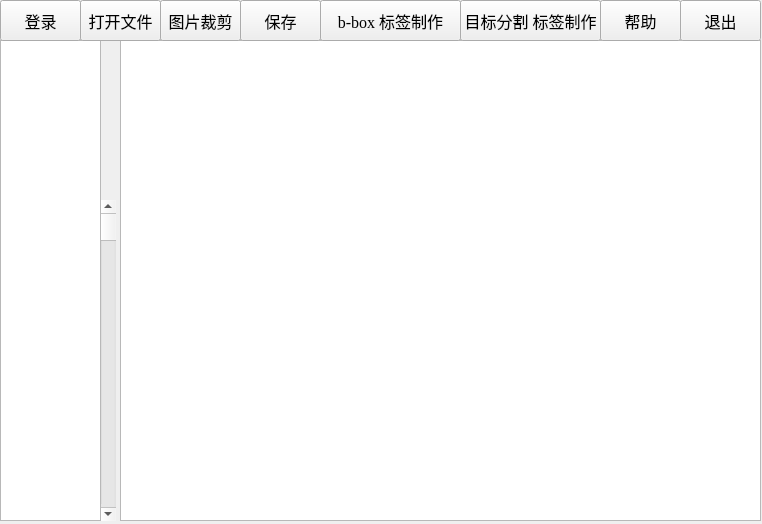
First picture: the form in Mainwindow.ui, repository wtsupertall/DL-GUI, before the edit.
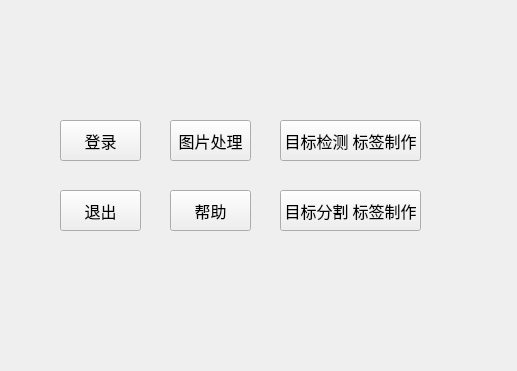
Second picture: the form after the edit.

Patch:
```diff
--- a/Mainwindow.ui
+++ b/Mainwindow.ui
@@ -6,52 +6,19 @@
    <rect>
     <x>0</x>
     <y>0</y>
-    <width>762</width>
-    <height>524</height>
+    <width>517</width>
+    <height>371</height>
    </rect>
   </property>
   <property name="windowTitle">
    <string>主窗口</string>
   </property>
   <widget class="QWidget" name="centralWidget">
-   <widget class="QScrollBar" name="verticalScrollBar">
-    <property name="geometry">
-     <rect>
-      <x>100</x>
-      <y>200</y>
-      <width>16</width>
-      <height>321</height>
-     </rect>
-    </property>
-    <property name="orientation">
-     <enum>Qt::Vertical</enum>
-    </property>
-   </widget>
-   <widget class="QTextBrowser" name="textBrowser">
-    <property name="geometry">
-     <rect>
-      <x>0</x>
-      <y>40</y>
-      <width>101</width>
-      <height>481</height>
-     </rect>
-    </property>
-   </widget>
-   <widget class="QGraphicsView" name="graphicsView">
-    <property name="geometry">
-     <rect>
-      <x>120</x>
-      <y>40</y>
-      <width>641</width>
-      <height>481</height>
-     </rect>
-    </property>
-   </widget>
    <widget class="QPushButton" name="pushButton">
     <property name="geometry">
      <rect>
-      <x>0</x>
-      <y>0</y>
+      <x>60</x>
+      <y>120</y>
       <width>81</width>
       <height>41</height>
      </rect>
@@ -66,49 +33,11 @@
      <string>登录</string>
     </property>
    </widget>
-   <widget class="QPushButton" name="pushButton_2">
-    <property name="geometry">
-     <rect>
-      <x>80</x>
-      <y>0</y>
-      <width>81</width>
-      <height>41</height>
-     </rect>
-    </property>
-    <property name="font">
-     <font>
-      <family>Times New Roman</family>
-      <pointsize>12</pointsize>
-     </font>
-    </property>
-    <property name="text">
-     <string>打开文件</string>
-    </property>
-   </widget>
-   <widget class="QPushButton" name="pushButton_3">
-    <property name="geometry">
-     <rect>
-      <x>240</x>
-      <y>0</y>
-      <width>81</width>
-      <height>41</height>
-     </rect>
-    </property>
-    <property name="font">
-     <font>
-      <family>Times New Roman</family>
-      <pointsize>12</pointsize>
-     </font>
-    </property>
-    <property name="text">
-     <string>保存</string>
-    </property>
-   </widget>
    <widget class="QPushButton" name="pushButton_4">
     <property name="geometry">
      <rect>
-      <x>680</x>
-      <y>0</y>
+      <x>60</x>
+      <y>190</y>
       <width>81</width>
       <height>41</height>
      </rect>
@@ -126,8 +55,8 @@
    <widget class="QPushButton" name="pushButton_5">
     <property name="geometry">
      <rect>
-      <x>160</x>
-      <y>0</y>
+      <x>170</x>
+      <y>120</y>
       <width>81</width>
       <height>41</height>
      </rect>
@@ -139,14 +68,14 @@
      </font>
     </property>
     <property name="text">
-     <string>图片裁剪</string>
+     <string>图片处理</string>
     </property>
    </widget>
    <widget class="QPushButton" name="pushButton_6">
     <property name="geometry">
      <rect>
-      <x>320</x>
-      <y>0</y>
+      <x>280</x>
+      <y>120</y>
       <width>141</width>
       <height>41</height>
      </rect>
@@ -158,14 +87,14 @@
      </font>
     </property>
     <property name="text">
-     <string>b-box 标签制作</string>
+     <string>目标检测 标签制作</string>
     </property>
    </widget>
    <widget class="QPushButton" name="pushButton_7">
     <property name="geometry">
      <rect>
-      <x>460</x>
-      <y>0</y>
+      <x>280</x>
+      <y>190</y>
       <width>141</width>
       <height>41</height>
      </rect>
@@ -183,8 +112,8 @@
    <widget class="QPushButton" name="pushButton_8">
     <property name="geometry">
      <rect>
-      <x>600</x>
-      <y>0</y>
+      <x>170</x>
+      <y>190</y>
       <width>81</width>
       <height>41</height>
      </rect>
```
Left out of the diff: 21 changed lines with no effect on the pictures.
